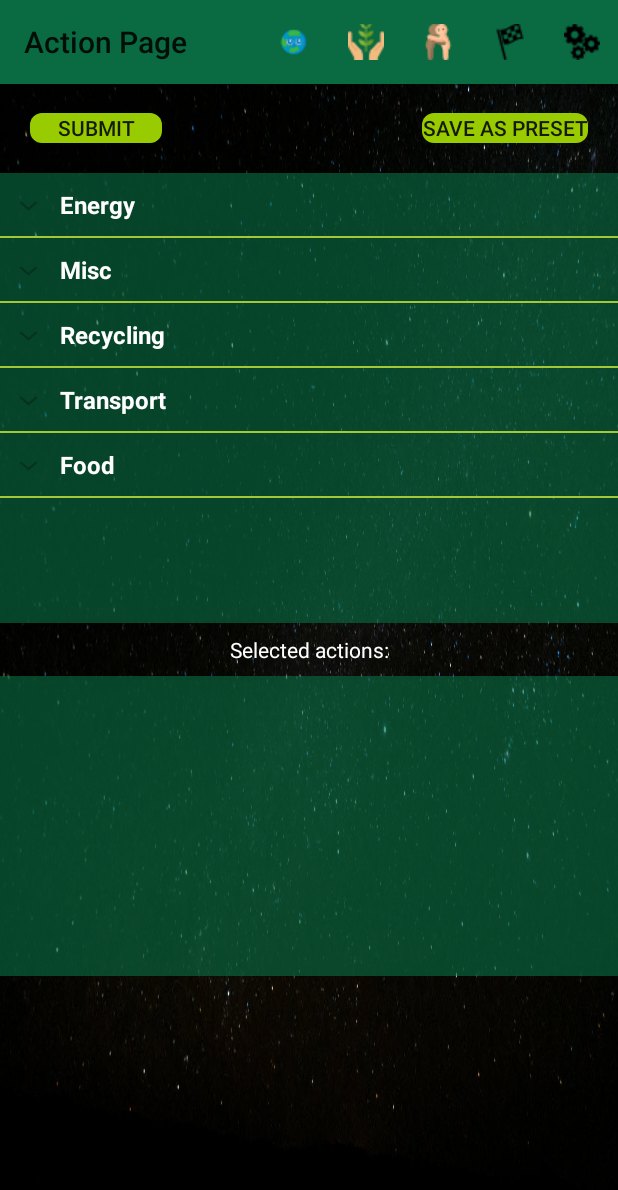
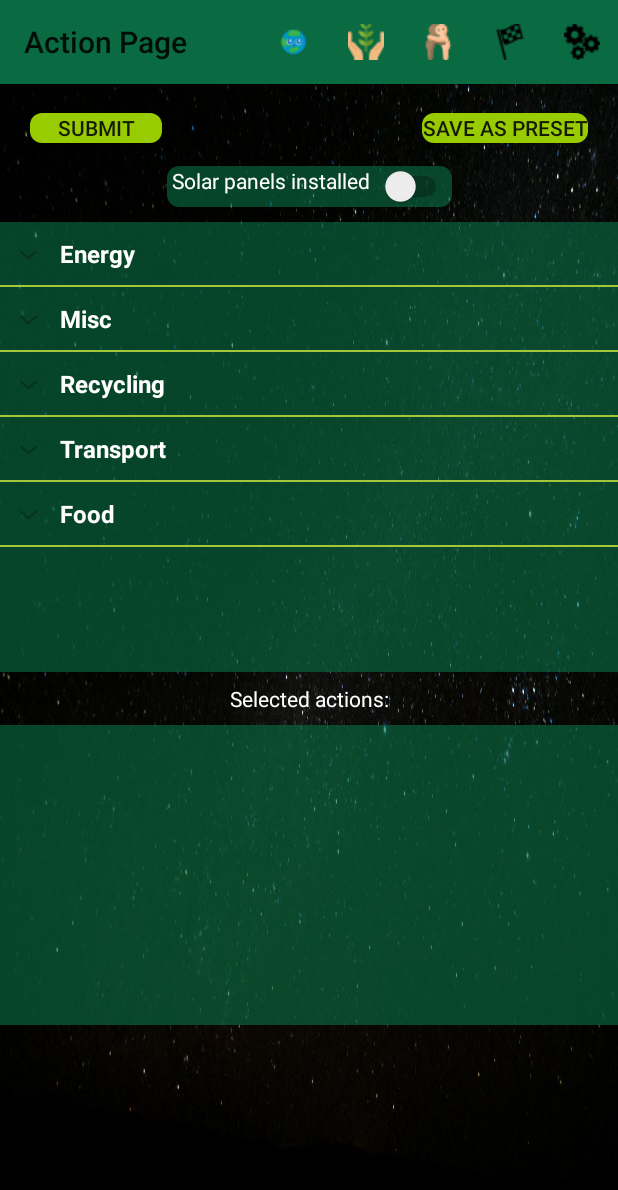
Before and after one commit to MihhailSokolov/OppyAndroid, an Android app: the ActionActivity screen opened directly, with no data from a screen before it, on a phone screen of 412 x 824 dp. Shown: the top 1190 px of the screen. Run offline under Robolectric (Android 15) with nearby library versions, the phone set to English and light mode, and no system bars; libraries missing offline, so code that uses them is left out: org.springframework.http, org.springframework.web; 6 statements that could not run were skipped.

Commit message:
Change solar panel funcionality

```diff
--- a/app/src/main/java/com/kiwi/model/ExpandableListData.java
+++ b/app/src/main/java/com/kiwi/model/ExpandableListData.java
@@ -17,6 +17,12 @@ public class ExpandableListData {
 
         List<Action> recycling = getCategoryList("recycling", actionList);
         List<Action> energy = getCategoryList("energy", actionList);
+        for(int i=0; i < energy.size(); i++){
+            if(energy.get(i).getActionName().toLowerCase().equals("installing solar panels")){
+                energy.remove(energy.get(i));
+            }
+        }
+
         List<Action> food = getCategoryList("food", actionList);
         List<Action> transport = getCategoryList("transport", actionList);
         List<Action> misc = getCategoryList("misc", actionList);
--- a/app/src/main/java/com/kiwi/model/User.java
+++ b/app/src/main/java/com/kiwi/model/User.java
@@ -120,7 +120,7 @@ public class User implements Serializable {
         this.friends = friends;
     }
 
-    public boolean isHasSolarPanels() {
+    public boolean getHasSolarPanels() {
         return hasSolarPanels;
     }
 
--- /dev/null
+++ b/app/src/main/res/drawable/round_dark_green_corner_button.xml
@@ -0,0 +1,9 @@
+<?xml version="1.0" encoding="utf-8"?>
+<shape xmlns:android="http://schemas.android.com/apk/res/android"
+    android:shape="rectangle">
+    <solid android:color="@color/bgLv" />
+    <corners android:bottomRightRadius="8dp"
+        android:bottomLeftRadius="8dp"
+        android:topRightRadius="8dp"
+        android:topLeftRadius="8dp"/>
+</shape>
--- a/app/src/main/res/layout/activity_action.xml
+++ b/app/src/main/res/layout/activity_action.xml
@@ -47,14 +47,14 @@
         android:id="@+id/elv"
         android:layout_width="match_parent"
         android:layout_height="300dp"
-        android:layout_marginTop="20dp"
+        android:layout_marginTop="10dp"
         android:background="@color/bgLv"
         android:choiceMode="multipleChoice"
         android:divider="#A4C739"
         android:dividerHeight="1.0dp"
         android:drawSelectorOnTop="true"
         android:textColor="@android:color/holo_green_dark"
-        app:layout_constraintTop_toBottomOf="@id/submitButton" />
+        app:layout_constraintTop_toBottomOf="@id/solarPanelSwitch" />
 
     <TextView
         android:id="@+id/selected_items_caption"
@@ -76,5 +76,20 @@
         android:background="@color/bgLv"
         app:layout_constraintTop_toBottomOf="@id/selected_items_caption" />
 
+    <Switch
+        android:id="@+id/solarPanelSwitch"
+        android:layout_width="wrap_content"
+        android:layout_height="10dp"
+        android:layout_marginTop="15dp"
+        android:background="@drawable/round_dark_green_corner_button"
+        android:gravity="center_horizontal"
+        android:text=" Solar panels installed  "
+        android:textColor="@android:color/white"
+
+        app:layout_constraintBottom_toTopOf="@id/elv"
+        app:layout_constraintEnd_toEndOf="parent"
+        app:layout_constraintStart_toStartOf="parent"
+        app:layout_constraintTop_toBottomOf="@id/submitButton" />
+
 
 </android.support.constraint.ConstraintLayout>
--- a/app/src/main/res/values/strings.xml
+++ b/app/src/main/res/values/strings.xml
@@ -39,5 +39,6 @@
     <string name="del_preset">Del preset</string>
     <string name="time_until_point_loss">Time until point loss:</string>
     <string name="action_name">Action name</string>
-    >>>>>>> action-page-2
+    <string name="neg_switch_text">By toggling this action to an inactive state you will no longer gain 7158 pts/day.</string>
+    <string name="pos_switch_text">By toggling this action to an active state you will automatically gain 7158 pts/day.</string>
 </resources>
```
Also changed, not shown: app/src/main/java/com/kiwi/activities/ActionActivity.java (+38 -2 lines), app/src/main/java/com/kiwi/clientside/ClientController.java (+16 -1 lines).
